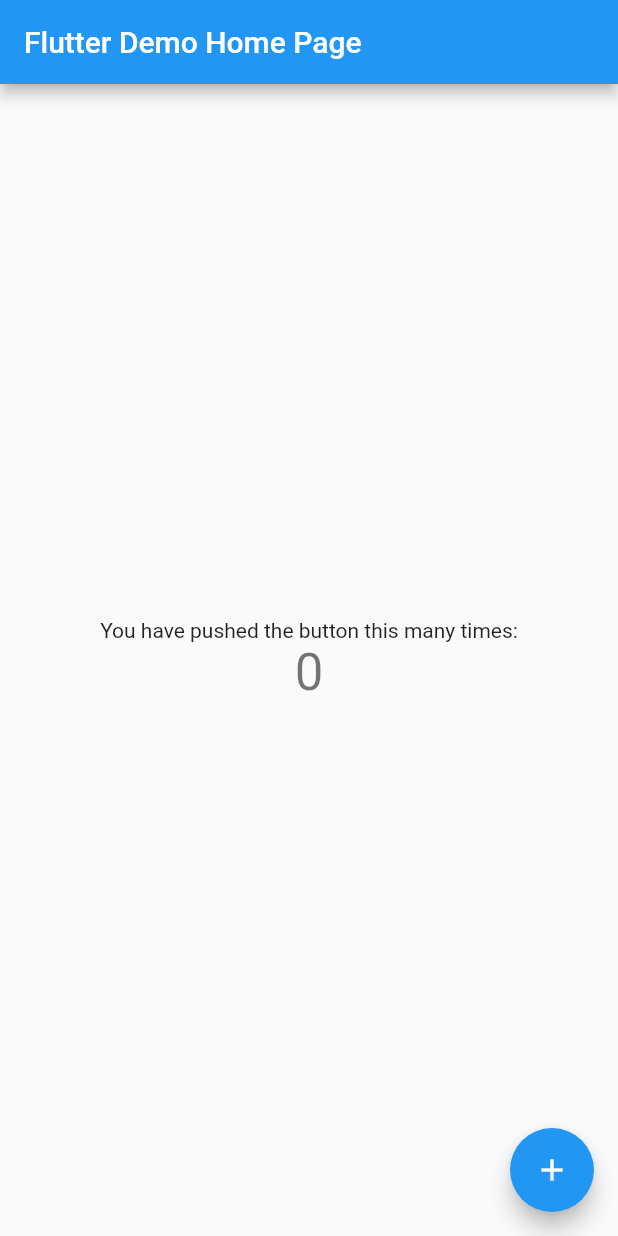
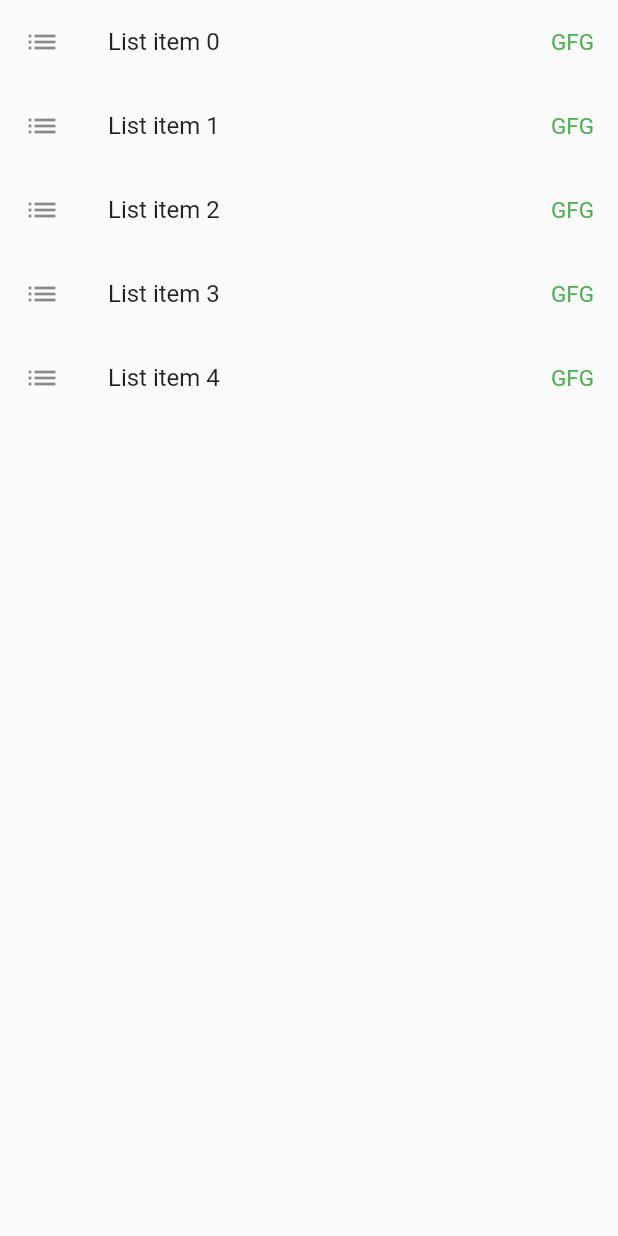
Before and after one commit to srtraj/chatbot, a Flutter app: the screen it shows after launch, on a phone screen of 412 x 824 dp. Run offline on Flutter 3.47's test engine with Material 2 defaults, Android fonts, the phone set to English and light mode, and no system bars.

Commit message:
chatbot folder added

```diff
--- a/lib/chat_page/chat_home_page.dart
+++ b/lib/chat_page/chat_home_page.dart
@@ -0,0 +1,32 @@
+import 'package:flutter/material.dart';
+
+class ChatHome extends StatelessWidget {
+  const ChatHome({Key? key}) : super(key: key);
+
+  @override
+  Widget build(BuildContext context) {
+    return Scaffold(
+      body: Column(
+        children: [
+          ///chatList
+          Expanded(
+            child: ListView.builder(
+              itemCount: 5,
+              itemBuilder: (BuildContext context, int index) {
+                return ListTile(
+                    leading: const Icon(Icons.list),
+                    trailing: const Text(
+                      "GFG",
+                      style: TextStyle(color: Colors.green, fontSize: 15),
+                    ),
+                    title: Text("List item $index"));
+              },
+            ),
+          ),
+
+          ///suggestionList
+        ],
+      ),
+    );
+  }
+}
--- a/lib/main.dart
+++ b/lib/main.dart
@@ -1,4 +1,6 @@
 import 'package:flutter/material.dart';
+
+import 'chat_page/chat_home_page.dart';
 
 void main() {
   runApp(const MyApp());
@@ -13,103 +15,9 @@ class MyApp extends StatelessWidget {
     return MaterialApp(
       title: 'Flutter Demo',
       theme: ThemeData(
-        // This is the theme of your application.
-        //
-        // Try running your application with "flutter run". You'll see the
-        // application has a blue toolbar. Then, without quitting the app, try
-        // changing the primarySwatch below to Colors.green and then invoke
-        // "hot reload" (press "r" in the console where you ran "flutter run",
-        // or simply save your changes to "hot reload" in a Flutter IDE).
-        // Notice that the counter didn't reset back to zero; the application
-        // is not restarted.
         primarySwatch: Colors.blue,
       ),
-      home: const MyHomePage(title: 'Flutter Demo Home Page'),
+      home: const ChatHome(),
     );
   }
 }
-
-class MyHomePage extends StatefulWidget {
-  const MyHomePage({Key? key, required this.title}) : super(key: key);
-
-  // This widget is the home page of your application. It is stateful, meaning
-  // that it has a State object (defined below) that contains fields that affect
-  // how it looks.
-
-  // This class is the configuration for the state. It holds the values (in this
-  // case the title) provided by the parent (in this case the App widget) and
-  // used by the build method of the State. Fields in a Widget subclass are
-  // always marked "final".
-
-  final String title;
-
-  @override
-  State<MyHomePage> createState() => _MyHomePageState();
-}
-
-class _MyHomePageState extends State<MyHomePage> {
-  int _counter = 0;
-
-  void _incrementCounter() {
-    setState(() {
-      // This call to setState tells the Flutter framework that something has
-      // changed in this State, which causes it to rerun the build method below
-      // so that the display can reflect the updated values. If we changed
-      // _counter without calling setState(), then the build method would not be
-      // called again, and so nothing would appear to happen.
-      _counter++;
-    });
-  }
-
-  @override
-  Widget build(BuildContext context) {
-    // This method is rerun every time setState is called, for instance as done
-    // by the _incrementCounter method above.
-    //
-    // The Flutter framework has been optimized to make rerunning build methods
-    // fast, so that you can just rebuild anything that needs updating rather
-    // than having to individually change instances of widgets.
-    return Scaffold(
-      appBar: AppBar(
-        // Here we take the value from the MyHomePage object that was created by
-        // the App.build method, and use it to set our appbar title.
-        title: Text(widget.title),
-      ),
-      body: Center(
-        // Center is a layout widget. It takes a single child and positions it
-        // in the middle of the parent.
-        child: Column(
-          // Column is also a layout widget. It takes a list of children and
-          // arranges them vertically. By default, it sizes itself to fit its
-          // children horizontally, and tries to be as tall as its parent.
-          //
-          // Invoke "debug painting" (press "p" in the console, choose the
-          // "Toggle Debug Paint" action from the Flutter Inspector in Android
-          // Studio, or the "Toggle Debug Paint" command in Visual Studio Code)
-          // to see the wireframe for each widget.
-          //
-          // Column has various properties to control how it sizes itself and
-          // how it positions its children. Here we use mainAxisAlignment to
-          // center the children vertically; the main axis here is the vertical
-          // axis because Columns are vertical (the cross axis would be
-          // horizontal).
-          mainAxisAlignment: MainAxisAlignment.center,
-          children: <Widget>[
-            const Text(
-              'You have pushed the button this many times:',
-            ),
-            Text(
-              '$_counter',
-              style: Theme.of(context).textTheme.headline4,
-            ),
-          ],
-        ),
-      ),
-      floatingActionButton: FloatingActionButton(
-        onPressed: _incrementCounter,
-        tooltip: 'Increment',
-        child: const Icon(Icons.add),
-      ), // This trailing comma makes auto-formatting nicer for build methods.
-    );
-  }
-}
```
Also changed, not shown: 4 other files.
